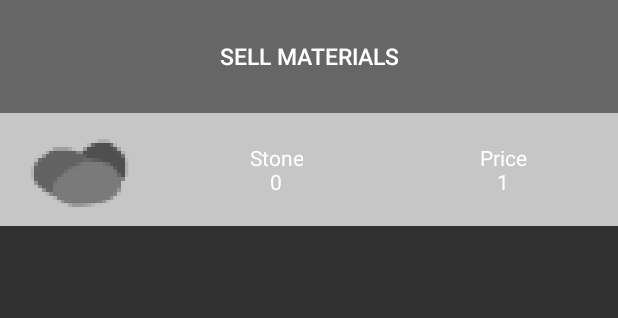
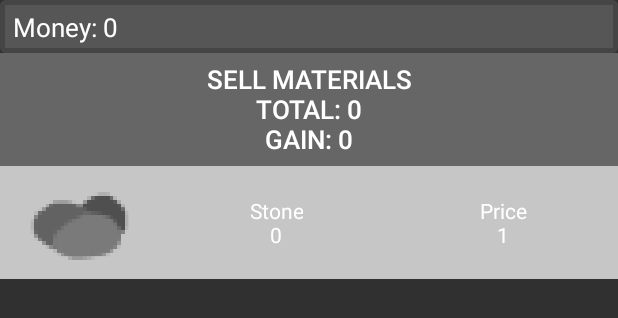
Before and after one commit to Szomti/IdleMicra, an Android app: the layout activity_main.xml on its own in the app's theme, with its tools: preview values and no code run, on a phone screen of 412 x 824 dp. Shown: the top 318 px of the screen. Run offline under Robolectric (Android 15) with nearby library versions, the phone set to English and light mode, and no system bars.

Commit message:
Small layout change for money_page

```diff
--- /dev/null
+++ b/app/src/main/res/drawable-v24/btn_dark_grey_border.xml
@@ -0,0 +1,8 @@
+<?xml version="1.0" encoding="utf-8"?>
+<shape xmlns:android="http://schemas.android.com/apk/res/android">
+    <corners android:radius="0dp" />
+    <solid android:color="#565656" />
+    <corners android:radius="2dp" />
+    <stroke android:width="3dip" android:color="#454545"/>
+    <padding android:left="0dp" android:top="0dp" android:right="0dp" android:bottom="0dp" />
+</shape>
--- a/app/src/main/res/layout/activity_main.xml
+++ b/app/src/main/res/layout/activity_main.xml
@@ -341,6 +341,32 @@
         app:layout_constraintStart_toStartOf="parent"
         app:layout_constraintTop_toTopOf="parent">
 
+        <ImageView
+            android:id="@+id/money_info"
+            android:layout_width="match_parent"
+            android:layout_height="35dp"
+            app:layout_constraintBottom_toBottomOf="parent"
+            app:layout_constraintEnd_toEndOf="parent"
+            app:layout_constraintStart_toStartOf="parent"
+            app:layout_constraintTop_toTopOf="parent"
+            app:layout_constraintHorizontal_bias="0.0"
+            app:layout_constraintVertical_bias="0.0"
+            app:srcCompat="@drawable/btn_dark_grey_border" />
+
+        <TextView
+            android:id="@+id/textView2"
+            android:layout_width="300dp"
+            android:layout_height="wrap_content"
+            android:textColor="@color/white"
+            android:textSize="17dp"
+            android:text="Money: 0"
+            android:textAlignment="textStart"
+            app:layout_constraintHorizontal_bias="0.08"
+            app:layout_constraintBottom_toBottomOf="@+id/money_info"
+            app:layout_constraintEnd_toEndOf="@+id/money_info"
+            app:layout_constraintStart_toStartOf="@+id/money_info"
+            app:layout_constraintTop_toTopOf="@+id/money_info" />
+
         <Button
             android:id="@+id/sell_materials_btn"
             android:layout_width="match_parent"
@@ -348,9 +374,9 @@
             android:background="@drawable/btn_dark_grey"
             android:textColor="@color/white"
             android:stateListAnimator="@null"
-            android:textSize="15dp"
-            android:text="Sell Materials"
-            app:layout_constraintTop_toTopOf="parent"
+            android:textSize="17dp"
+            android:text="Sell Materials\nTotal: 0\nGain: 0"
+            app:layout_constraintTop_toBottomOf="@id/money_info"
             app:layout_constraintBottom_toBottomOf="parent"
             app:layout_constraintEnd_toEndOf="parent"
             app:layout_constraintStart_toStartOf="parent"
```
